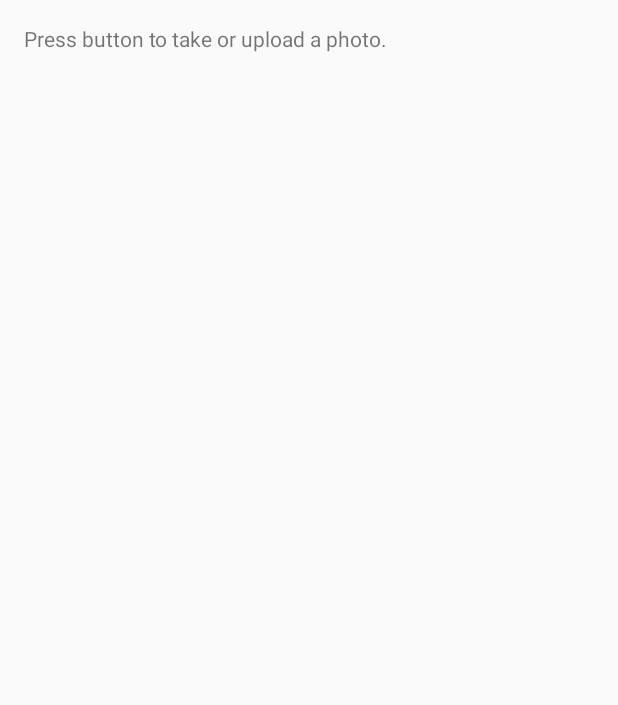
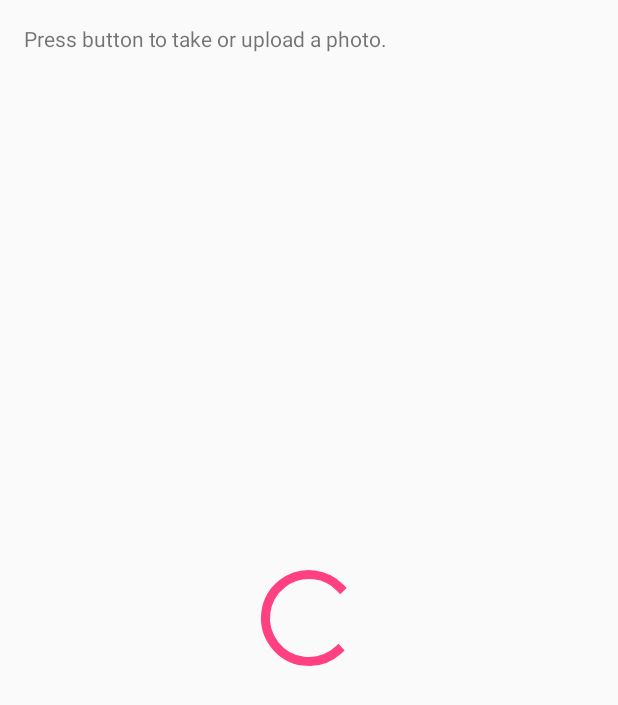
Before and after one commit to carfelre92/3rdyearproject, an Android app: the layout content_main.xml on its own in the app's theme, with its tools: preview values and no code run, on a phone screen of 412 x 824 dp. Shown: the top 705 px of the screen. Run offline under Robolectric (Android 15) with nearby library versions, the phone set to English and light mode, and no system bars.

```diff
--- a/NutritionApp/app/src/main/res/layout/activity_main.xml
+++ b/NutritionApp/app/src/main/res/layout/activity_main.xml
@@ -1,6 +1,7 @@
 <?xml version="1.0" encoding="utf-8"?>
 <android.support.design.widget.CoordinatorLayout xmlns:android="http://schemas.android.com/apk/res/android"
     xmlns:app="http://schemas.android.com/apk/lib/com.google.sample.cloudvision"
+    xmlns:app2="http://schemas.android.com/apk/res-auto"
     xmlns:tools="http://schemas.android.com/tools"
     android:layout_width="match_parent"
     android:layout_height="match_parent"
--- a/NutritionApp/app/src/main/res/layout/content_main.xml
+++ b/NutritionApp/app/src/main/res/layout/content_main.xml
@@ -12,7 +12,16 @@
                 tools:context="com.google.sample.cloudvision.MainActivity"
                 tools:showIn="@layout/activity_main">
 
+    <ProgressBar
+        android:id="@+id/progressBar1"
+        style="?android:attr/progressBarStyleLarge"
+        android:layout_width="wrap_content"
+        android:layout_height="wrap_content"
+        android:layout_centerHorizontal="true"
+        android:layout_centerVertical="true"/>
+
     <ScrollView
+        android:id="@+id/scrollView1"
         android:layout_width="match_parent"
         android:layout_height="match_parent"
         android:layout_alignParentTop="true"
@@ -21,7 +30,8 @@
         <LinearLayout
             android:layout_width="match_parent"
             android:layout_height="wrap_content"
-            android:orientation="vertical">
+            android:orientation="vertical"
+            android:weightSum="1">
 
             <TextView
                 android:id="@+id/image_details"
```
Also changed, not shown: NutritionApp/app/src/main/java/com/google/sample/cloudvision/MainActivity.java (+30 -2 lines).
